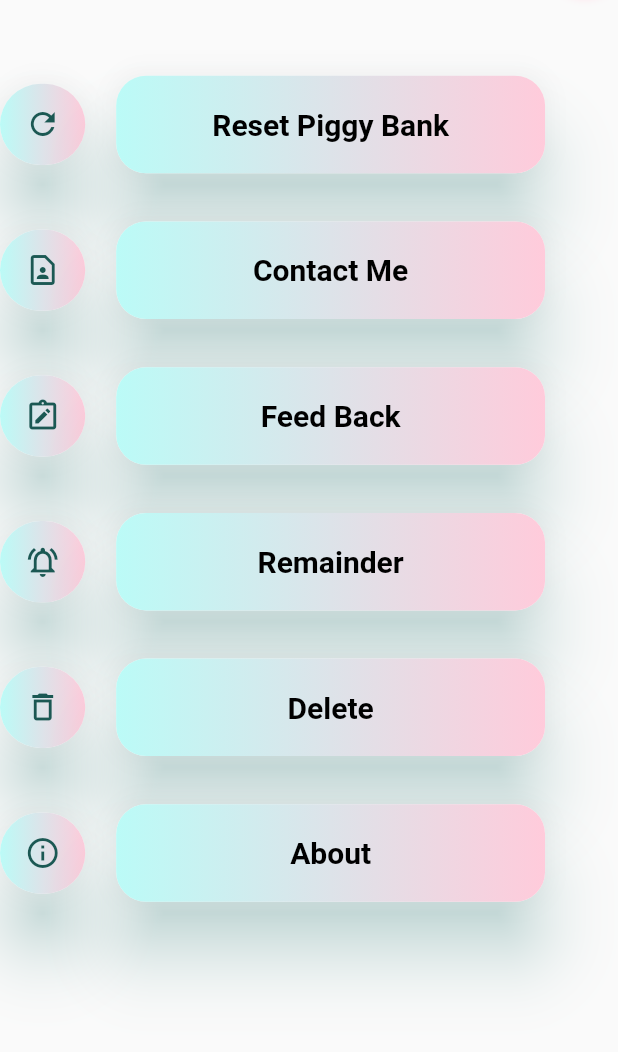
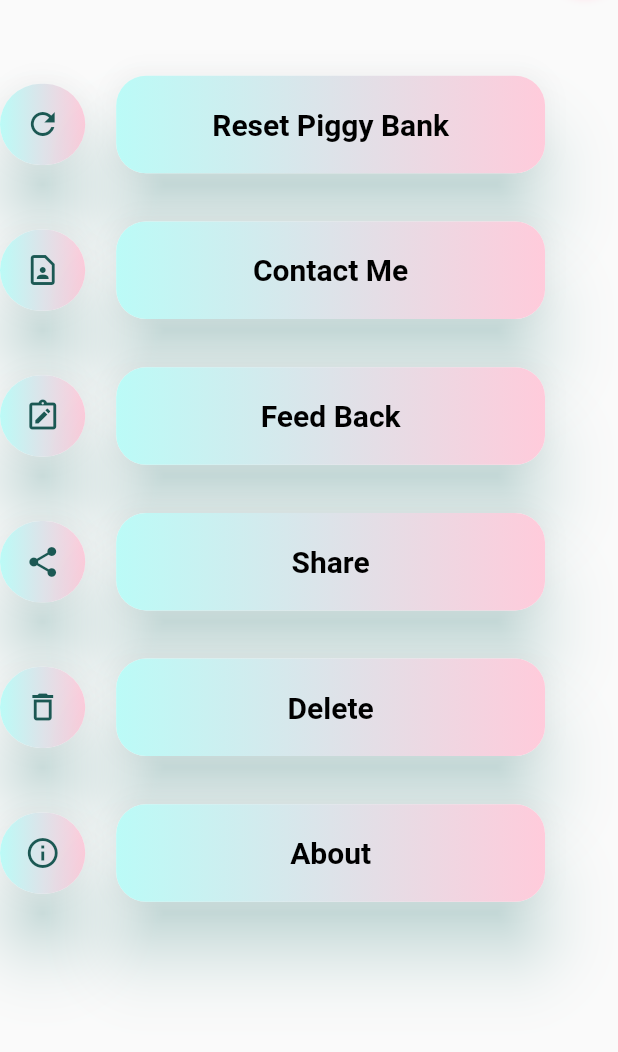
Before and after one commit to Abh1navAbhinav/piggy_bank2, a Flutter app: the Settings widget shown alone on an empty page, opened directly, on a phone screen of 412 x 824 dp, the part 88-1140 px from its top. Run offline on Flutter 3.47's test engine with Material 2 defaults, Android fonts, the phone set to English and light mode, and no system bars; our stand-ins replace animated_bottom_navigation_bar, flutter_slidable, get, google_fonts, hive, hive_flutter and 4 more; accounts and stored records are empty.

Commit message:
added share and removed notification

```diff
--- a/lib/screens/categories.dart
+++ b/lib/screens/categories.dart
@@ -18,12 +18,14 @@ class Categories extends StatefulWidget {
 
 class _CategoriesState extends State<Categories> with TickerProviderStateMixin {
   final obj = Widgets();
+  late TabController tabController;
   final functionsobj = Functions();
   final popupsobj = Popups();
   final colorsobj = Colours();
   @override
   void initState() {
     categorydbs.refreshUi();
+    tabController = TabController(length: 2, vsync: this);
     super.initState();
   }
 
@@ -31,7 +33,7 @@ class _CategoriesState extends State<Categories> with TickerProviderStateMixin {
   Widget build(BuildContext context) {
     double width = MediaQuery.of(context).size.width;
     double height = MediaQuery.of(context).size.height;
-    TabController tabController = TabController(length: 2, vsync: this);
+
     return Container(
       decoration: BoxDecoration(
         gradient: colorsobj.colorslight(),
--- a/lib/screens/notification.dart
+++ b/lib/screens/notification.dart
@@ -1,4 +1,4 @@
-import 'package:flutter_local_notifications/flutter_local_notifications.dart';
+/* import 'package:flutter_local_notifications/flutter_local_notifications.dart';
 import 'package:rxdart/rxdart.dart';
 // ignore: depend_on_referenced_packages
 import 'package:timezone/data/latest_all.dart' as tz;
@@ -70,4 +70,4 @@ class NotificationApi {
         ? sheduledDate.add(const Duration(days: 1))
         : sheduledDate;
   }
-}
+} */
--- a/lib/screens/settings.dart
+++ b/lib/screens/settings.dart
@@ -2,14 +2,11 @@ import 'package:cup_cake/functions/popups.dart';
 import 'package:cup_cake/functions/uri_functions.dart';
 import 'package:cup_cake/functions/widgets.dart';
 import 'package:cup_cake/screens/about.dart';
-import 'package:cup_cake/screens/bottom_navigation.dart';
 
 import 'package:flutter/material.dart';
-import 'package:flutter_local_notifications/flutter_local_notifications.dart';
 import 'package:get/get.dart';
+import 'package:share/share.dart';
 
-import '../db/username_db.dart';
-import 'notification.dart';
 
 class Settings extends StatefulWidget {
   const Settings({Key? key}) : super(key: key);
@@ -28,7 +25,7 @@ class _SettingsState extends State<Settings> {
   final widgetsobj = Widgets();
 
   TimeOfDay time = TimeOfDay.now();
-
+/*
   @override
   void initState() {
     super.initState();
@@ -38,7 +35,7 @@ class _SettingsState extends State<Settings> {
 
   void listennotification() => NotificationApi.onNotification;
   onclikednotification() => Get.to(() => const BottomNav());
-
+ */
   @override
   Widget build(BuildContext context) {
     double height = MediaQuery.of(context).size.height;
@@ -117,8 +114,9 @@ class _SettingsState extends State<Settings> {
           ),
           obj.settingsitems(
             context: context,
-            function: () async {
-              final TimeOfDay? pickedtime = await showTimePicker(
+            function: ()  {
+              Share.share('Piggy bank');
+             /*  final TimeOfDay? pickedtime = await showTimePicker(
                   initialEntryMode: TimePickerEntryMode.input,
                   context: context,
                   initialTime: time);
@@ -135,13 +133,13 @@ class _SettingsState extends State<Settings> {
                   ),
                 );
                 time = pickedtime;
-              });
+              }); */
             },
             icon: const Icon(
-              Icons.notifications_active_outlined,
+              Icons.share_rounded,
               color: Color.fromARGB(255, 27, 88, 83),
             ),
-            text: 'Remainder',
+            text: 'Share',
           ),
           SizedBox(
             height: height * 0.039,
```
Also changed, not shown: lib/graphfiles/graph.dart (+9 -10 lines), pubspec.yaml (+14 -24 lines), pubspec.lock.
